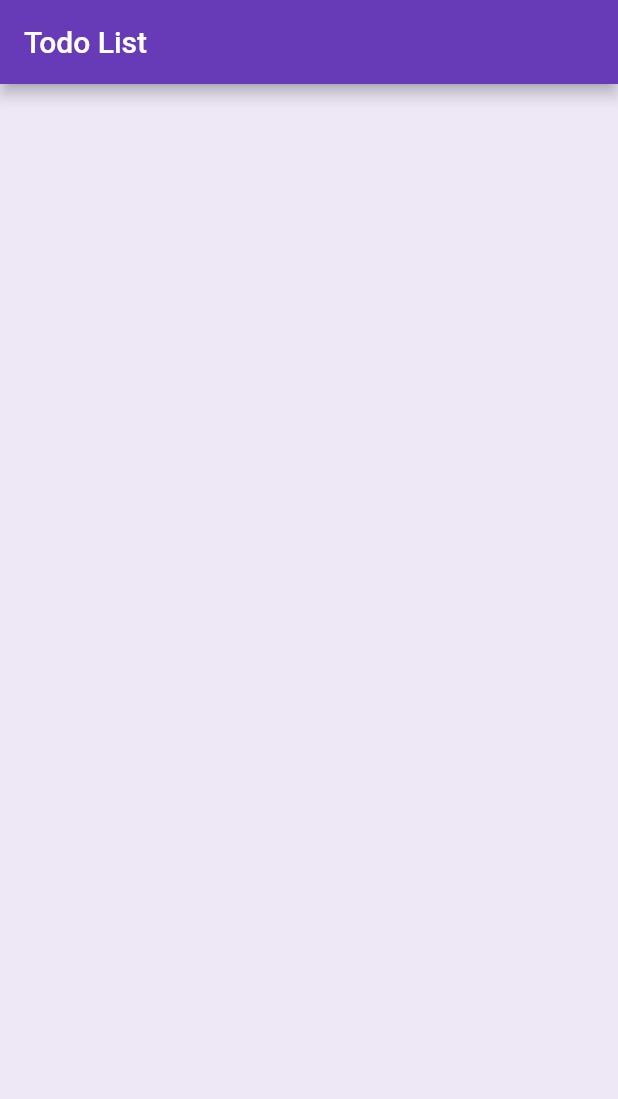
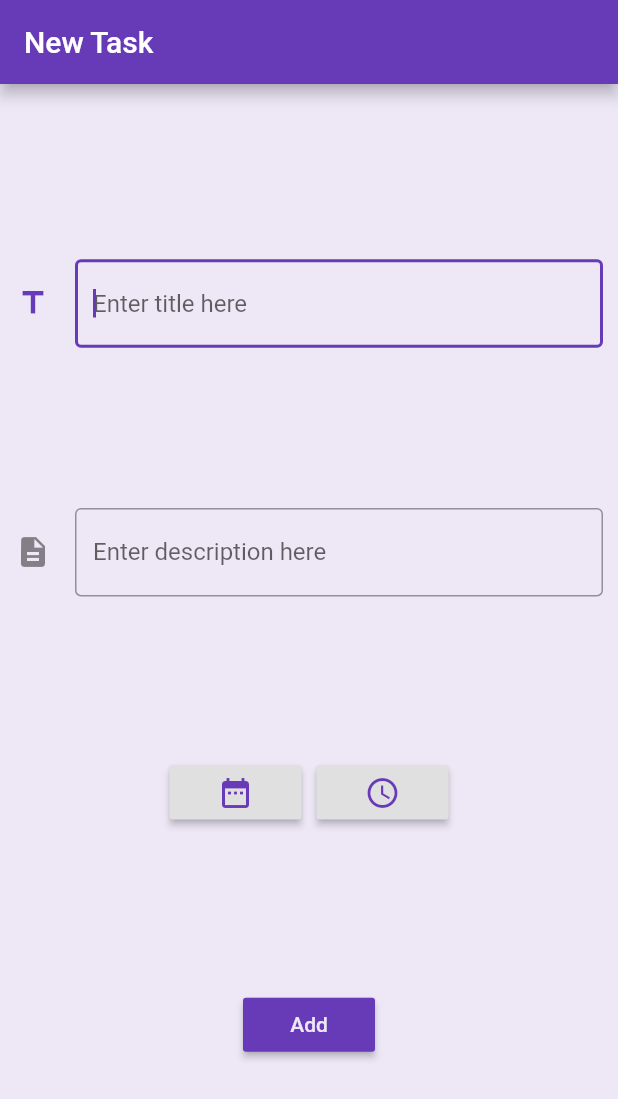
Before and after one commit to flutterkurs/FlutterKurs, a Flutter app: the screen it shows after launch, on a phone screen of 412 x 824 dp. Shown: the top 1099 px of the screen. Run offline on Flutter 3.47's test engine with Material 2 defaults, Android fonts, the phone set to English and light mode, and no system bars.

Commit message:
Dodano klasę NewTaskPage
- Dodano przyciski i pola

```diff
--- a/todo_app/lib/main.dart
+++ b/todo_app/lib/main.dart
@@ -1,5 +1,6 @@
 import 'package:flutter/material.dart';
 import 'package:todo_app/home/HomePage.dart';
+import 'package:todo_app/task/NewTaskPage.dart';
 
 void main() => runApp(TodoApp());
 
@@ -11,7 +12,8 @@ class TodoApp extends StatelessWidget {
       theme: ThemeData(
           primarySwatch: Colors.deepPurple,
           scaffoldBackgroundColor: Colors.deepPurple[50]),
-      home: HomePage(title: 'Todo List'),
+//      home: HomePage(title: 'Todo List'),
+    home: NewTaskPage(),
     );
   }
 }
--- /dev/null
+++ b/todo_app/lib/task/NewTaskPage.dart
@@ -0,0 +1,90 @@
+import 'package:flutter/material.dart';
+
+class NewTaskPage extends StatefulWidget {
+  NewTaskPage({Key key}) : super(key: key);
+
+  @override
+  State<StatefulWidget> createState() => _NewTaskPageState();
+}
+
+class _NewTaskPageState extends State<NewTaskPage> {
+  @override
+  Widget build(BuildContext context) {
+    return Scaffold(
+      appBar: AppBar(
+        title: Text('New Task'),
+      ),
+      body: Padding(
+        padding: EdgeInsets.all(10),
+        child: Column(
+          crossAxisAlignment: CrossAxisAlignment.start,
+          mainAxisAlignment: MainAxisAlignment.spaceEvenly,
+          children: <Widget>[
+            titleWidget(),
+            descriptionWidget(),
+            dateAndTimeWidget(),
+            saveButton()
+          ],
+        ),
+      ),
+    );
+  }
+
+  Widget titleWidget() {
+    return TextField(
+      decoration: InputDecoration(
+          border: OutlineInputBorder(),
+          icon: Icon(Icons.title),
+          hintText: 'Enter title here'),
+      autofocus: true,
+    );
+  }
+
+  Widget descriptionWidget() {
+    return TextField(
+      decoration: InputDecoration(
+          border: OutlineInputBorder(),
+          icon: Icon(Icons.description),
+          hintText: 'Enter description here'),
+      autofocus: true,
+      maxLines: null,
+    );
+  }
+
+  Widget dateAndTimeWidget() {
+    return Row(
+      mainAxisAlignment: MainAxisAlignment.center,
+      children: <Widget>[
+        RaisedButton(
+          padding: EdgeInsets.all(2),
+          color: Colors.deepPurpleAccent[50],
+          child: Icon(
+            Icons.date_range,
+            color: Colors.deepPurple,
+          ),
+          onPressed: () => {},
+        ),
+        Padding(padding: EdgeInsets.all(5)),
+        RaisedButton(
+          color: Colors.deepPurpleAccent[50],
+          child: Icon(
+            Icons.access_time,
+            color: Colors.deepPurple,
+          ),
+          onPressed: () => {},
+        ),
+      ],
+    );
+  }
+
+  Widget saveButton() {
+    return Align(alignment: Alignment(0, 0), child: RaisedButton(
+      color: Colors.deepPurple,
+      child: Text(
+        'Add',
+        style: TextStyle(color: Colors.deepPurple[50]),
+      ),
+      onPressed: () => {},
+    ),);
+  }
+}
```
